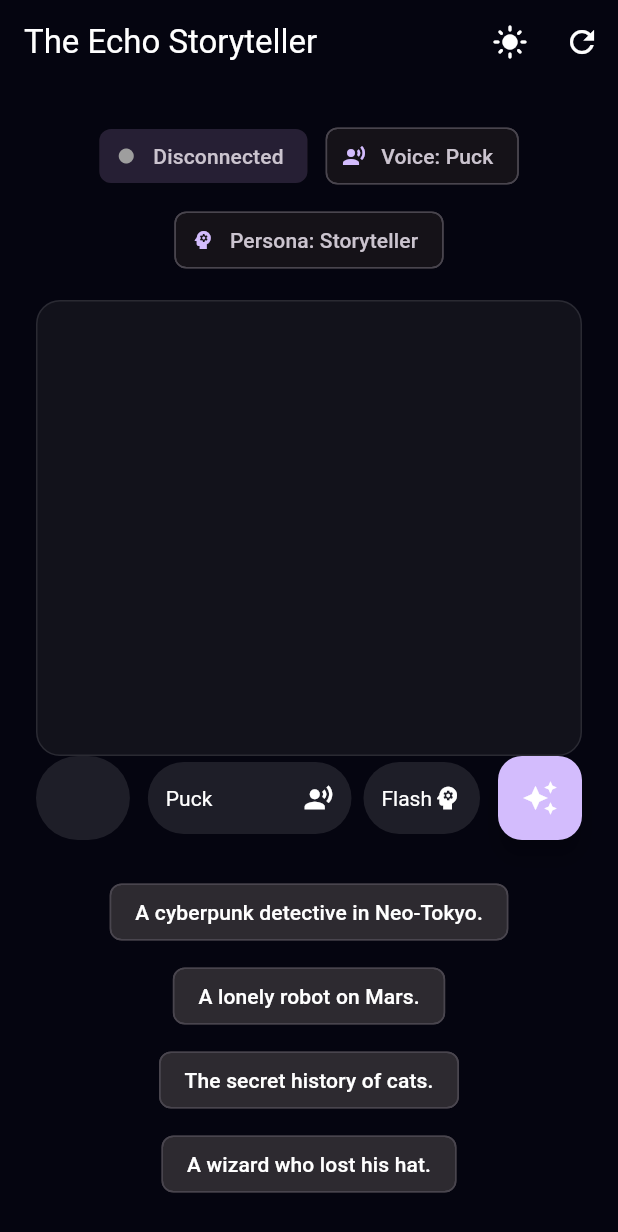
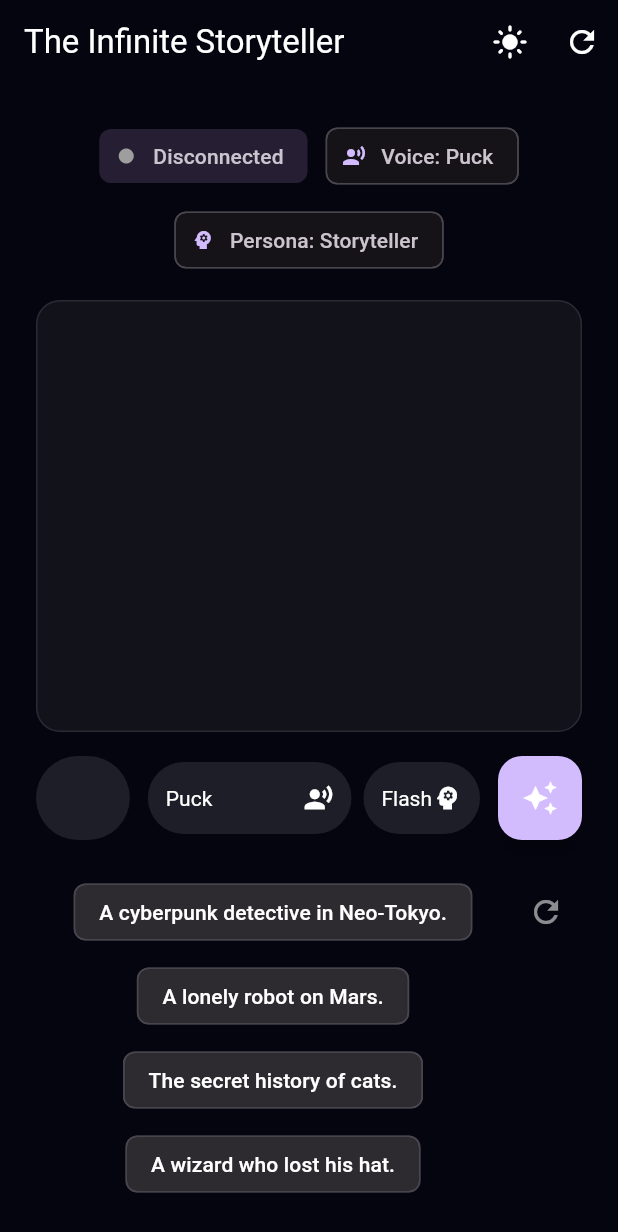
Before and after one commit to ghchinoy/echo-storyteller, a Flutter app: the screen it shows after launch, on a phone screen of 412 x 824 dp. Shown: the top 1232 px of the screen. Run offline on Flutter 3.47's test engine with Material 3 defaults, Android fonts, the phone set to English and light mode, and no system bars; our stand-ins replace web; missing offline and left inert: dart:js_interop; network calls fail.

```diff
--- a/frontend/lib/main.dart
+++ b/frontend/lib/main.dart
@@ -5,6 +5,8 @@ import 'package:flutter/foundation.dart';
 import 'package:flutter/material.dart';
 import 'package:web_socket_channel/web_socket_channel.dart';
 import 'audio/pcm_player.dart';
+import 'models/chapter.dart';
+import 'widgets/chapter_view.dart';
 
 void main() {
   runApp(const EchoApp());
@@ -67,14 +69,6 @@ class EchoScreen extends StatefulWidget {
   State<EchoScreen> createState() => _EchoScreenState();
 }
 
-class Chapter {
-  String? title;
-  Uint8List? image;
-  final StringBuffer textBuffer = StringBuffer();
-
-  String get text => textBuffer.toString();
-}
-
 class _EchoScreenState extends State<EchoScreen> {
   final TextEditingController _controller = TextEditingController();
   WebSocketChannel? _channel;
@@ -88,6 +82,7 @@ class _EchoScreenState extends State<EchoScreen> {
   final List<Chapter> _chapters = [];
   String? _context;
   List<String> _plotSuggestions = [];
+  bool _isRefreshingPrompts = false;
 
   final ScrollController _scrollController = ScrollController();
 
@@ -109,7 +104,7 @@ class _EchoScreenState extends State<EchoScreen> {
     "Vindemiatrix", "Zephyr", "Zubenelgenubi",
   ];
 
-  final List<String> _suggestions = [
+  List<String> _suggestions = [
     "A cyberpunk detective in Neo-Tokyo.",
     "A lonely robot on Mars.",
     "The secret history of cats.",
@@ -179,6 +174,11 @@ class _EchoScreenState extends State<EchoScreen> {
                 if (data['data'] is List) {
                   _plotSuggestions = List<String>.from(data['data']);
                 }
+              } else if (type == 'quick_start') {
+                if (data['data'] is List) {
+                  _suggestions = List<String>.from(data['data']);
+                  _isRefreshingPrompts = false;
+                }
               } else {
                 // Sentence
                 if (_chapters.isEmpty) _chapters.add(Chapter());
@@ -246,6 +246,64 @@ class _EchoScreenState extends State<EchoScreen> {
     }
   }
 
+  void _refreshPrompts() {
+    if (_channel != null) {
+      setState(() {
+        _isRefreshingPrompts = true;
+      });
+      // Send special command
+      final payload = jsonEncode({
+        "topic": "__GET_PROMPTS__",
+        "voice": _selectedVoice,
+      });
+      _channel!.sink.add(payload);
+    }
+  }
+
+  void _endStory() {
+    _player.stop();
+    setState(() {
+      _plotSuggestions = [];
+      _context = null;
+      _controller.clear();
+    });
+  }
+
+  void _showImageDialog(Uint8List imageBytes) {
+    showDialog(
+      context: context,
+      builder: (context) => Dialog(
+        backgroundColor: Colors.transparent,
+        insetPadding: const EdgeInsets.all(24),
+        child: LayoutBuilder(
+          builder: (context, constraints) {
+            return Stack(
+              alignment: Alignment.center,
+              children: [
+                InteractiveViewer(
+                  maxScale: 4.0,
+                  child: ClipRRect(
+                    borderRadius: BorderRadius.circular(16),
+                    child: Image.memory(imageBytes),
+                  ),
+                ),
+                Positioned(
+                  top: 0,
+                  right: 0,
+                  child: IconButton(
+                    icon: const Icon(Icons.close, color: Colors.white),
+                    onPressed: () => Navigator.of(context).pop(),
+                    style: IconButton.styleFrom(backgroundColor: Colors.black54),
+                  ),
+                ),
+              ],
+            );
+          },
+        ),
+      ),
+    );
+  }
+
   @override
   void dispose() {
     _channel?.sink.close();
@@ -267,8 +325,8 @@ class _EchoScreenState extends State<EchoScreen> {
         elevation: 0,
         title: Text(
           (_chapters.isNotEmpty && _chapters.first.title != null)
-              ? "The Echo Storyteller: ${_chapters.first.title}"
-              : "The Echo Storyteller",
+              ? "The Infinite Storyteller: ${_chapters.first.title}"
+              : "The Infinite Storyteller",
           style: TextStyle(color: textColor),
         ),
         actions: [
@@ -298,7 +356,6 @@ class _EchoScreenState extends State<EchoScreen> {
               spacing: 12,
               runSpacing: 8,
               children: [
-                // Status
                 Chip(
                   backgroundColor: Theme.of(context).colorScheme.primaryContainer.withValues(alpha: 0.3),
                   side: BorderSide.none,
@@ -307,14 +364,12 @@ class _EchoScreenState extends State<EchoScreen> {
                       : Icon(Icons.circle, size: 12, color: _status == "Connected" ? Colors.green : Colors.grey),
                   label: Text(_status),
                 ),
-                // Latency
                 if (_ttfb != null)
                   Chip(
                     backgroundColor: Colors.green.withValues(alpha: 0.1),
                     side: BorderSide(color: Colors.green.withValues(alpha: 0.3)),
                     label: Text("TTFB: ${_ttfb}ms", style: const TextStyle(color: Colors.green, fontWeight: FontWeight.bold)),
                   ),
-                // Voice Info
                 Tooltip(
                   message: "Model: $_selectedTTSModel\nEncoding: LINEAR16 (24kHz)",
                   child: Chip(
@@ -322,9 +377,9 @@ class _EchoScreenState extends State<EchoScreen> {
                     label: Text("Voice: $_selectedVoice"),
                   ),
                 ),
-                // Persona Info
                 Tooltip(
-                                        message: "Persona:\n$_stylePrompt",                  child: const Chip(
+                  message: "Persona:\n$_stylePrompt",
+                  child: const Chip(
                     avatar: Icon(Icons.psychology, size: 16),
                     label: Text("Persona: Storyteller"),
                   ),
@@ -334,9 +389,14 @@ class _EchoScreenState extends State<EchoScreen> {
 
             const SizedBox(height: 16),
 
-            // The Book (Rich Text View)
+            // The Book Area (Split or Single)
             Expanded(
-              child: Container(
+              child: LayoutBuilder(
+                builder: (context, constraints) {
+                  final isDesktop = constraints.maxWidth > 800;
+
+                  // Common Scrollable List (Text Only on Desktop, Text+Image on Mobile)
+                  final scrollableList = Container(
                     padding: const EdgeInsets.all(24),
                     decoration: BoxDecoration(
                       color: cardColor,
@@ -355,71 +415,87 @@ class _EchoScreenState extends State<EchoScreen> {
                       child: Column(
                         crossAxisAlignment: CrossAxisAlignment.stretch,
                         children: [
-                      ..._chapters.map((chapter) => Column(
-                        crossAxisAlignment: CrossAxisAlignment.stretch,
-                        children: [
-                          if (chapter.title != null)
-                            Padding(
-                              padding: const EdgeInsets.only(top: 24.0, bottom: 16.0),
-                              child: Text(
-                                chapter.title!,
-                                textAlign: TextAlign.center,
-                                style: TextStyle(
-                                  fontSize: 28,
-                                  fontWeight: FontWeight.bold,
-                                  fontFamily: 'Georgia',
-                                  color: textColor,
-                                ),
-                              ),
-                            ),
-
-                          // Chapter Image
-                          AnimatedSize(
-                            duration: const Duration(milliseconds: 800),
-                            curve: Curves.easeOutQuart,
-                            child: chapter.image == null
-                                ? const SizedBox.shrink()
-                                : Padding(
-                                    padding: const EdgeInsets.only(bottom: 24.0),
-                                    child: ClipRRect(
-                                      borderRadius: BorderRadius.circular(12),
-                                      child: Image.memory(
-                                        chapter.image!,
-                                        fit: BoxFit.cover,
-                                        frameBuilder: (context, child, frame, wasSynchronouslyLoaded) {
-                                          if (wasSynchronouslyLoaded) return child;
-                                          return AnimatedOpacity(
-                                            opacity: frame == null ? 0 : 1,
-                                            duration: const Duration(seconds: 1),
-                                            curve: Curves.easeOut,
-                                            child: child,
-                                          );
-                                        },
-                                      ),
-                                    ),
-                                  ),
-                          ),
-
-                          // Chapter Text
-                          SelectableText(
-                            chapter.text,
-                            style: TextStyle(
-                              fontSize: 20,
-                              height: 1.6,
-                              fontFamily: 'Georgia',
-                              color: textColor, // Simplify color logic for now (all black/white)
-                            ),
-                          ),
-                          const Divider(height: 48, thickness: 0.5),
-                        ],
+                          ..._chapters.map((chapter) => ChapterView(
+                            chapter: chapter,
+                            textColor: textColor,
+                            showImage: !isDesktop, // Hide inline image on desktop
                           )),
                         ],
                       ),
                     ),
+                  );
+
+                  if (isDesktop) {
+                    final bool hasImages = _chapters.isNotEmpty && _chapters.any((c) => c.image != null);
+                    final double totalWidth = constraints.maxWidth;
+                    // If hasImages, split 50/50 with 24px gap.
+                    // Left width = (total - 24) / 2. Right width = (total - 24) / 2.
+                    // If no images, Left = totalWidth, Right = 0.
+
+                    final double gap = 24.0;
+                    final double imagePanelWidth = hasImages ? (totalWidth - gap) / 2 : 0;
+                    final double textPanelWidth = hasImages ? (totalWidth - gap) / 2 : totalWidth;
+
+                    return Row(
+                      crossAxisAlignment: CrossAxisAlignment.stretch,
+                      children: [
+                        // Left: Text (Animated Width)
+                        AnimatedContainer(
+                          duration: const Duration(milliseconds: 800),
+                          curve: Curves.easeOutQuart,
+                          width: textPanelWidth,
+                          child: scrollableList,
+                        ),
+
+                        // Gap
+                        if (hasImages) SizedBox(width: gap),
+
+                        // Right: Fixed Image Panel (Animated Width)
+                        AnimatedContainer(
+                          duration: const Duration(milliseconds: 800),
+                          curve: Curves.easeOutQuart,
+                          width: imagePanelWidth,
+                          child: hasImages
+                              ? Container(
+                                  decoration: BoxDecoration(
+                                    color: Colors.black,
+                                    borderRadius: BorderRadius.circular(16),
+                                    border: Border.all(color: Colors.white10),
+                                  ),
+                                  child: Center(
+                                    child: _chapters.isNotEmpty && _chapters.last.image != null
+                                        ? GestureDetector(
+                                            onTap: () => _showImageDialog(_chapters.last.image!),
+                                            child: ClipRRect(
+                                              borderRadius: BorderRadius.circular(16),
+                                              child: AnimatedSwitcher(
+                                                duration: const Duration(milliseconds: 800),
+                                                child: Image.memory(
+                                                  _chapters.last.image!,
+                                                  key: ValueKey(_chapters.last.hashCode),
+                                                  fit: BoxFit.contain,
+                                                ),
+                                              ),
+                                            ),
+                                          )
+                                        : const SizedBox.shrink(), // Or loader
+                                  ),
+                                )
+                              : const SizedBox.shrink(),
+                        ),
+                      ],
+                    );
+                  } else {
+                    // Mobile: Single Column (Just the list, images are inline)
+                    return scrollableList;
+                  }
+                },
               ),
             ),
 
-            // Plot Suggestions (Fixed between Book and Input)
+            const SizedBox(height: 16),
+
+            // Suggestions
             AnimatedSize(
               duration: const Duration(milliseconds: 500),
               curve: Curves.easeOutQuart,
@@ -434,13 +510,23 @@ class _EchoScreenState extends State<EchoScreen> {
                           spacing: 8.0,
                           runSpacing: 8.0,
                           alignment: WrapAlignment.center,
-                          children: _plotSuggestions.map((s) => ActionChip(
+                          children: [
+                            ..._plotSuggestions.map((s) => ActionChip(
                               label: Text(s),
                               onPressed: () => _sendMessage(s, keepContext: true),
                               backgroundColor: Theme.of(context).colorScheme.primaryContainer.withValues(alpha: 0.3),
                               side: BorderSide(color: Theme.of(context).colorScheme.primary.withValues(alpha: 0.5)),
                               labelStyle: TextStyle(color: textColor),
-                          )).toList(),
+                            )),
+                            ActionChip(
+                              avatar: const Icon(Icons.stop_circle_outlined, size: 16, color: Colors.redAccent),
+                              label: const Text("End Story"),
+                              onPressed: _endStory,
+                              backgroundColor: Colors.red.withValues(alpha: 0.1),
+                              side: BorderSide(color: Colors.redAccent.withValues(alpha: 0.5)),
+                              labelStyle: const TextStyle(color: Colors.redAccent),
+                            ),
+                          ],
                         ),
                         const SizedBox(height: 16),
                       ],
@@ -467,7 +553,6 @@ class _EchoScreenState extends State<EchoScreen> {
                   ),
                 ),
                 const SizedBox(width: 12),
-                // Voice Selector
                 Container(
                   padding: const EdgeInsets.symmetric(horizontal: 12),
                   decoration: BoxDecoration(
@@ -497,7 +582,6 @@ class _EchoScreenState extends State<EchoScreen> {
                   ),
                 ),
                 const SizedBox(width: 8),
-                // Model Selector
                 Container(
                   padding: const EdgeInsets.symmetric(horizontal: 12),
                   decoration: BoxDecoration(
@@ -543,7 +627,11 @@ class _EchoScreenState extends State<EchoScreen> {
 
             // Quick Start Suggestions (Only on empty state)
             if (_chapters.isEmpty && !_isStreaming)
-              Wrap(
+              Row(
+                crossAxisAlignment: CrossAxisAlignment.start,
+                children: [
+                  Expanded(
+                    child: Wrap(
                       spacing: 8.0,
                       runSpacing: 8.0,
                       alignment: WrapAlignment.center,
@@ -554,6 +642,16 @@ class _EchoScreenState extends State<EchoScreen> {
                         labelStyle: TextStyle(color: textColor),
                       )).toList(),
                     ),
+                  ),
+                  IconButton(
+                    icon: _isRefreshingPrompts
+                        ? const SizedBox(width: 16, height: 16, child: CircularProgressIndicator(strokeWidth: 2))
+                        : Icon(Icons.refresh, color: dimColor),
+                    onPressed: _refreshPrompts,
+                    tooltip: "New Ideas",
+                  ),
+                ],
+              ),
           ],
         ),
       ),
--- /dev/null
+++ b/frontend/lib/models/chapter.dart
@@ -0,0 +1,9 @@
+import 'dart:typed_data';
+
+class Chapter {
+  String? title;
+  Uint8List? image;
+  final StringBuffer textBuffer = StringBuffer();
+
+  String get text => textBuffer.toString();
+}
```
Also changed, not shown: frontend/lib/audio/pcm_player.dart (+18 -0 lines), frontend/lib/widgets/chapter_view.dart (added, +125 -0 lines), 6 other files. Lines whose indentation alone changed are shown as unchanged.
